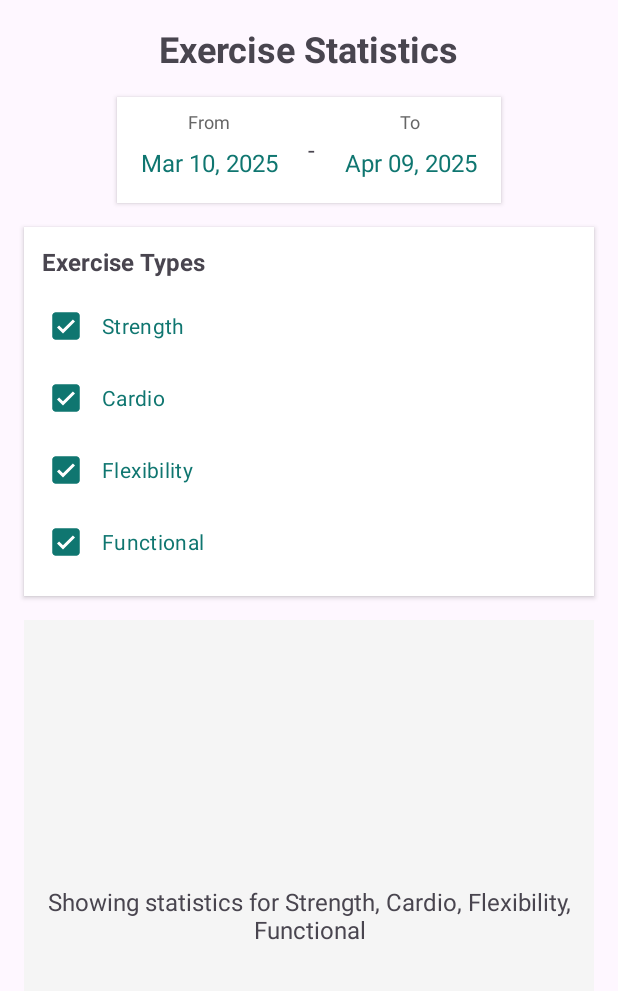
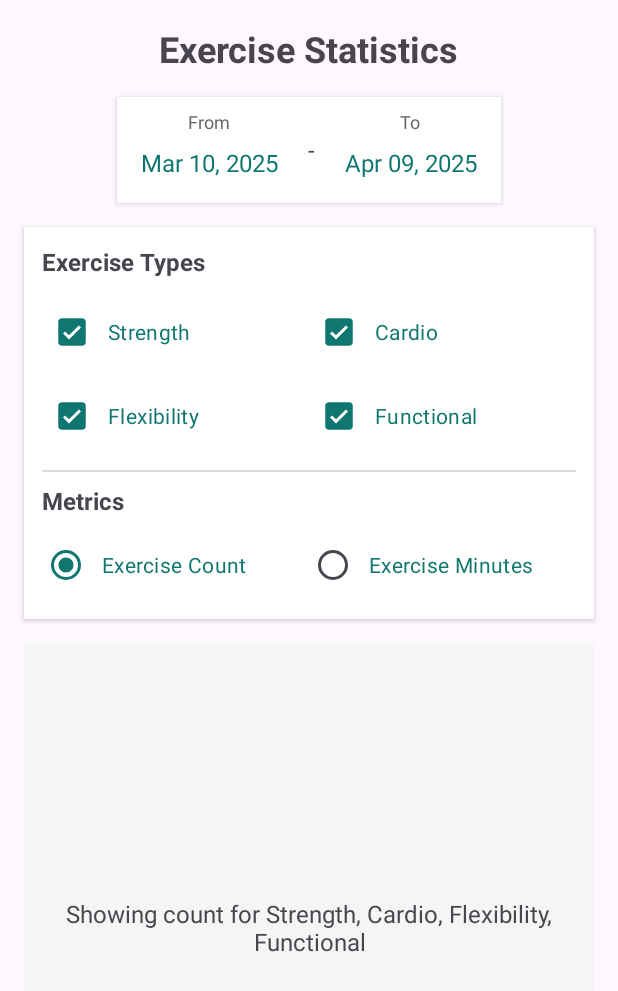
Before and after one commit to qurore/fit-track, an Android app: the fragment HistoryTabContentFragment shown on its own in the app's theme, on a phone screen of 412 x 824 dp. Shown: the top 991 px of the screen. Run offline under Robolectric (Android 15) with nearby library versions, the light colour scheme and no system bars.

Commit message:
modified item, filter's location design

```diff
--- a/app/src/main/java/com/github/qurore/fittrack/HistoryTabContentFragment.java
+++ b/app/src/main/java/com/github/qurore/fittrack/HistoryTabContentFragment.java
@@ -7,6 +7,7 @@ import android.view.View;
 import android.view.ViewGroup;
 import android.widget.CheckBox;
 import android.widget.CompoundButton;
+import android.widget.RadioGroup;
 import android.widget.TextView;
 import android.widget.Toast;
 import java.text.SimpleDateFormat;
@@ -31,10 +32,12 @@ public class HistoryTabContentFragment extends Fragment {
     private CheckBox cardioCheckbox;
     private CheckBox flexibilityCheckbox;
     private CheckBox functionalCheckbox;
+    private RadioGroup metricRadioGroup;
     private SimpleDateFormat dateFormat;
     private Calendar startDate;
     private Calendar endDate;
     private List<String> selectedTypes;
+    private boolean showCount = true; // true for count, false for minutes
 
     public static HistoryTabContentFragment newInstance() {
         return new HistoryTabContentFragment();
@@ -70,6 +73,9 @@ public class HistoryTabContentFragment extends Fragment {
         flexibilityCheckbox = view.findViewById(R.id.flexibilityCheckbox);
         functionalCheckbox = view.findViewById(R.id.functionalCheckbox);
 
+        // Initialize radio group
+        metricRadioGroup = view.findViewById(R.id.metricRadioGroup);
+
         // Set all checkboxes checked by default
         strengthCheckbox.setChecked(true);
         cardioCheckbox.setChecked(true);
@@ -78,6 +84,9 @@ public class HistoryTabContentFragment extends Fragment {
 
         // Set up checkbox listeners
         setupCheckboxListeners();
+
+        // Set up radio button listener
+        setupRadioGroupListener();
 
         // Set up date selection listeners
         setupDateSelectors();
@@ -96,13 +105,21 @@ public class HistoryTabContentFragment extends Fragment {
                 selectedTypes.remove(type);
             }
             updateDescription();
-            // TODO: Update graph with selected types
+            updateGraph();
         };
 
         strengthCheckbox.setOnCheckedChangeListener(listener);
         cardioCheckbox.setOnCheckedChangeListener(listener);
         flexibilityCheckbox.setOnCheckedChangeListener(listener);
         functionalCheckbox.setOnCheckedChangeListener(listener);
+    }
+
+    private void setupRadioGroupListener() {
+        metricRadioGroup.setOnCheckedChangeListener((group, checkedId) -> {
+            showCount = (checkedId == R.id.countRadioButton);
+            updateDescription();
+            updateGraph();
+        });
     }
 
     private void setupDateSelectors() {
@@ -141,7 +158,7 @@ public class HistoryTabContentFragment extends Fragment {
 
                 updateDateTexts();
                 updateDescription();
-                // TODO: Update graph with new date range
+                updateGraph();
             },
             calendar.get(Calendar.YEAR),
             calendar.get(Calendar.MONTH),
@@ -168,9 +185,19 @@ public class HistoryTabContentFragment extends Fragment {
         if (selectedTypes.isEmpty()) {
             description = "Select exercise types to view statistics";
         } else {
-            description = String.format("Showing statistics for %s",
+            String metric = showCount ? "count" : "minutes";
+            description = String.format("Showing %s for %s",
+                metric,
                 String.join(", ", selectedTypes));
         }
         descriptionTextView.setText(description);
     }
+
+    private void updateGraph() {
+        // TODO: Implement graph update based on:
+        // - selectedTypes (List<String>)
+        // - showCount (boolean) - true for count, false for minutes
+        // - startDate (Calendar)
+        // - endDate (Calendar)
+    }
 }
--- a/app/src/main/res/layout/activity_terms_privacy.xml
+++ b/app/src/main/res/layout/activity_terms_privacy.xml
@@ -52,7 +52,7 @@
                 android:layout_width="match_parent"
                 android:layout_height="wrap_content"
                 android:layout_marginTop="8dp"
-                android:text="Data Collection and Usage:\nWe collect only the necessary information to provide you with our services. This includes:\n\n• Account information\n• Workout data\n• Usage statistics" />
+                android:text="Data Collection and Usage:\nWe collect only the necessary information to provide you with our services. This includes:\n\n• Account information\n• Exercise data\n• Usage statistics" />
 
             <TextView
                 android:layout_width="match_parent"
--- a/app/src/main/res/layout/fragment_history_tab_content.xml
+++ b/app/src/main/res/layout/fragment_history_tab_content.xml
@@ -111,37 +111,91 @@
             android:textStyle="bold"
             android:layout_marginBottom="8dp" />
 
+        <GridLayout
+            android:layout_width="match_parent"
+            android:layout_height="wrap_content"
+            android:columnCount="2"
+            android:rowCount="2"
+            android:alignmentMode="alignBounds"
+            android:useDefaultMargins="true">
+
             <CheckBox
                 android:id="@+id/strengthCheckbox"
-            android:layout_width="match_parent"
+                android:layout_width="0dp"
                 android:layout_height="wrap_content"
+                android:layout_columnWeight="1"
                 android:text="Strength"
                 android:textColor="#0f7670"
                 android:padding="8dp" />
 
             <CheckBox
                 android:id="@+id/cardioCheckbox"
-            android:layout_width="match_parent"
+                android:layout_width="0dp"
                 android:layout_height="wrap_content"
+                android:layout_columnWeight="1"
                 android:text="Cardio"
                 android:textColor="#0f7670"
                 android:padding="8dp" />
 
             <CheckBox
                 android:id="@+id/flexibilityCheckbox"
-            android:layout_width="match_parent"
+                android:layout_width="0dp"
                 android:layout_height="wrap_content"
+                android:layout_columnWeight="1"
                 android:text="Flexibility"
                 android:textColor="#0f7670"
                 android:padding="8dp" />
 
             <CheckBox
                 android:id="@+id/functionalCheckbox"
-            android:layout_width="match_parent"
+                android:layout_width="0dp"
                 android:layout_height="wrap_content"
+                android:layout_columnWeight="1"
                 android:text="Functional"
                 android:textColor="#0f7670"
                 android:padding="8dp" />
+        </GridLayout>
+
+        <View
+            android:layout_width="match_parent"
+            android:layout_height="1dp"
+            android:background="#DDDDDD"
+            android:layout_marginTop="8dp"
+            android:layout_marginBottom="8dp" />
+
+        <TextView
+            android:layout_width="wrap_content"
+            android:layout_height="wrap_content"
+            android:text="Metrics"
+            android:textSize="16sp"
+            android:textStyle="bold"
+            android:layout_marginBottom="8dp" />
+
+        <RadioGroup
+            android:id="@+id/metricRadioGroup"
+            android:layout_width="match_parent"
+            android:layout_height="wrap_content"
+            android:orientation="horizontal">
+
+            <RadioButton
+                android:id="@+id/countRadioButton"
+                android:layout_width="0dp"
+                android:layout_height="wrap_content"
+                android:layout_weight="1"
+                android:text="Exercise Count"
+                android:textColor="#0f7670"
+                android:padding="8dp"
+                android:checked="true" />
+
+            <RadioButton
+                android:id="@+id/minutesRadioButton"
+                android:layout_width="0dp"
+                android:layout_height="wrap_content"
+                android:layout_weight="1"
+                android:text="Exercise Minutes"
+                android:textColor="#0f7670"
+                android:padding="8dp" />
+        </RadioGroup>
     </LinearLayout>
 
     <!-- Graph Container -->
--- a/app/src/main/res/layout/item_recent_workout.xml
+++ b/app/src/main/res/layout/item_recent_workout.xml
@@ -68,7 +68,7 @@
             android:layout_height="48dp"
             android:src="@drawable/ic_edit"
             android:background="?android:attr/selectableItemBackgroundBorderless"
-            android:contentDescription="Edit workout"
+            android:contentDescription="Edit exercise"
             android:padding="12dp"
             app:layout_constraintBottom_toBottomOf="parent"
             app:layout_constraintEnd_toEndOf="parent"
--- a/app/src/main/res/layout/layout_home_content.xml
+++ b/app/src/main/res/layout/layout_home_content.xml
@@ -74,7 +74,7 @@
                 <TextView
                     android:layout_width="wrap_content"
                     android:layout_height="wrap_content"
-                    android:text="Total Workouts"
+                    android:text="Total Exercises"
                     android:textColor="@android:color/darker_gray" />
 
             </LinearLayout>
```
Lines whose indentation alone changed are shown as unchanged.
